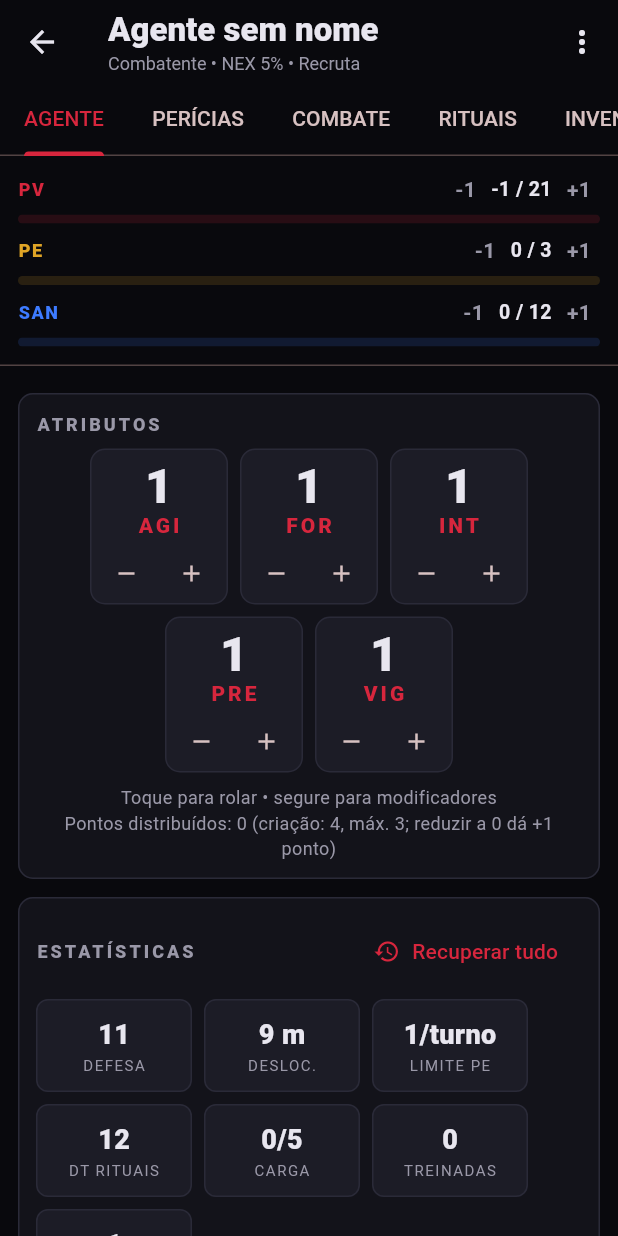
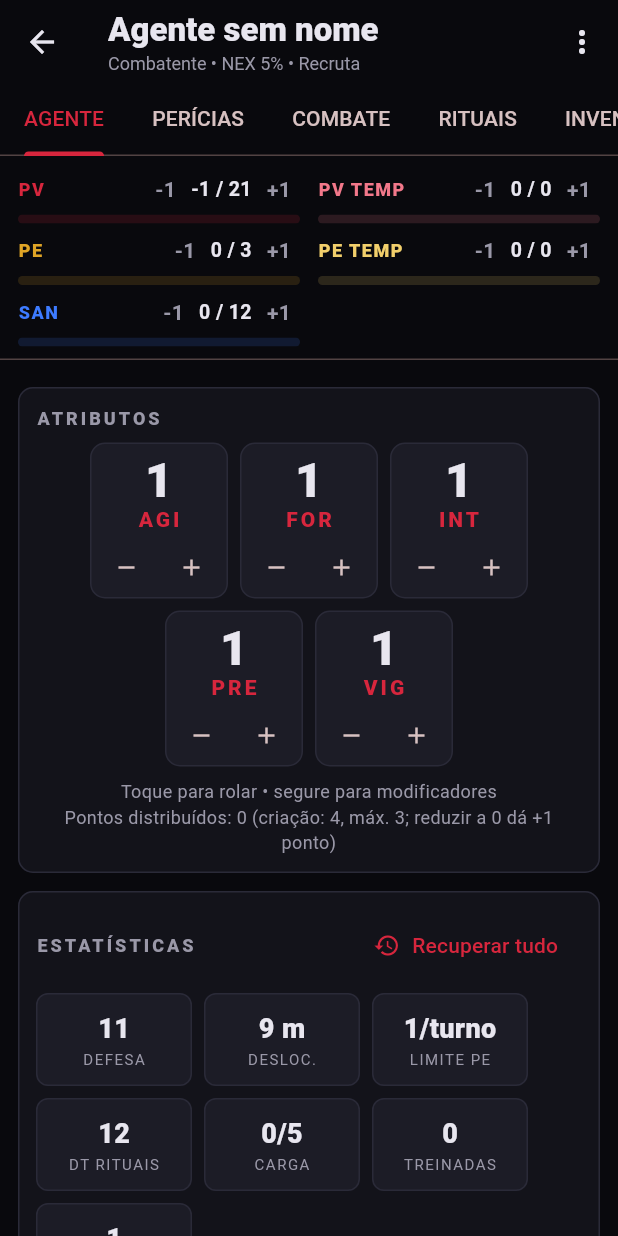
Before and after one commit to enzolealrios24-dot/P.A.U, a Flutter app: the TelaFicha screen opened directly with empty values, after a tap on "-1", on a phone screen of 412 x 824 dp. Run offline on Flutter 3.47's test engine with Material 3 defaults, Android fonts, the phone set to English and light mode, and no system bars; our stand-ins replace cloud_firestore, firebase_auth, firebase_core; accounts and stored records are empty.

Commit message:
Barras de PV e PE/PD temporários na ficha
A ficha ganha as barras PV TEMP e PE TEMP (PD TEMP sem sanidade). Dano,
custo de ritual e o dano em grupo do mestre gastam primeiro os pontos
temporários. O escudo mostra as barras quando há temporários e os
cartões da tela inicial mostram o valor extra.

Co-Authored-By: Claude Opus 5.5 <noreply@anthropic.com>

```diff
--- a/lib/core/theme.dart
+++ b/lib/core/theme.dart
@@ -13,6 +13,10 @@ class Cores {
   static const pe = Color(0xFFE0A526);
   static const san = Color(0xFF3D7BFF);
   static const pd = Color(0xFF9B59E0);
+  // Pontos temporários: tons mais claros das barras de origem.
+  static const pvTemp = Color(0xFFF2788A);
+  static const peTemp = Color(0xFFF2CF6B);
+  static const pdTemp = Color(0xFFC79BF2);
   static const ok = Color(0xFF3DBE7A);
 
   static Color elemento(String? e) {
--- a/lib/data/models.dart
+++ b/lib/data/models.dart
@@ -63,6 +63,13 @@ class Ficha {
   int get sanAtual => asInt(d['sanAtual']);
   int get pdAtual => asInt(d['pdAtual']);
 
+  /// Pontos temporários: PV e PE (ou PD, sem sanidade). Os "Max" guardam
+  /// quanto foi ganho, só para o tamanho da barra.
+  int get pvTemp => asInt(d['pvTemp']);
+  int get peTemp => asInt(d['peTemp']);
+  int get pvTempMax => asInt(d['pvTempMax']);
+  int get peTempMax => asInt(d['peTempMax']);
+
   Map<String, dynamic> get bonus => asMap(d['bonus']);
   int b(String k) => asInt(bonus[k]);
 
--- a/lib/data/repo.dart
+++ b/lib/data/repo.dart
@@ -90,6 +90,42 @@ class Repo {
       _w(chars.doc(id).update({campo: valor}));
 
   static void setVarios(String id, Json m) => _w(chars.doc(id).update(m));
+
+  /// Muda PV, PE, SAN ou PD. Quando o valor cai (dano, custo de ritual),
+  /// os pontos temporários são gastos antes: PV temporário para PV e PE/PD
+  /// temporário para PE ou PD.
+  static void mudarPontos(Ficha f, String campo, int novo) {
+    const temporario = {
+      'pvAtual': 'pvTemp',
+      'peAtual': 'peTemp',
+      'pdAtual': 'peTemp',
+    };
+    final temp = temporario[campo];
+    final atual = asInt(f.d[campo]);
+    final t = temp == null ? 0 : asInt(f.d[temp]);
+    if (temp == null || novo >= atual || t <= 0) {
+      set(f.id, campo, novo);
+      return;
+    }
+    final perda = atual - novo;
+    final doTemp = perda < t ? perda : t;
+    setVarios(f.id, {
+      campo: atual - (perda - doTemp),
+      temp: t - doTemp,
+      if (t - doTemp == 0) '${temp}Max': 0,
+    });
+  }
+
+  /// Ajusta PV ou PE/PD temporários ('pvTemp' ou 'peTemp'). A barra cresce
+  /// até o maior valor ganho e volta a zero quando eles acabam.
+  static void mudarTemporario(Ficha f, String temp, int novo) {
+    final v = novo < 0 ? 0 : novo;
+    final max = asInt(f.d['${temp}Max']);
+    setVarios(f.id, {
+      temp: v,
+      '${temp}Max': v == 0 ? 0 : (v > max ? v : max),
+    });
+  }
 
   static void apagarFicha(String id) => _w(chars.doc(id).delete());
 
--- a/lib/screens/home.dart
+++ b/lib/screens/home.dart
@@ -191,11 +191,11 @@ class CartaoAgente extends StatelessWidget {
                       style: TextStyle(color: Cores.roxo, fontSize: 12)),
                 ),
               const SizedBox(height: 8),
-              _mini('PV', ficha.pvAtual, c.pvMax, Cores.pv),
+              _mini('PV', ficha.pvAtual, c.pvMax, Cores.pv, temp: ficha.pvTemp),
               if (c.determinacao)
-                _mini('PD', ficha.pdAtual, c.pdMax, Cores.pd)
+                _mini('PD', ficha.pdAtual, c.pdMax, Cores.pd, temp: ficha.peTemp)
               else ...[
-                _mini('PE', ficha.peAtual, c.peMax, Cores.pe),
+                _mini('PE', ficha.peAtual, c.peMax, Cores.pe, temp: ficha.peTemp),
                 _mini('SAN', ficha.sanAtual, c.sanMax, Cores.san),
               ],
             ],
@@ -205,7 +205,7 @@ class CartaoAgente extends StatelessWidget {
     );
   }
 
-  Widget _mini(String r, int a, int m, Color cor) => Padding(
+  Widget _mini(String r, int a, int m, Color cor, {int temp = 0}) => Padding(
         padding: const EdgeInsets.only(top: 3),
         child: Row(children: [
           SizedBox(
@@ -225,8 +225,8 @@ class CartaoAgente extends StatelessWidget {
             ),
           ),
           SizedBox(
-              width: 60,
-              child: Text('$a/$m',
+              width: 80,
+              child: Text(temp > 0 ? '$a/$m +$temp' : '$a/$m',
                   textAlign: TextAlign.right,
                   style: const TextStyle(fontSize: 12))),
         ]),
--- a/lib/screens/master/combate.dart
+++ b/lib/screens/master/combate.dart
@@ -254,7 +254,7 @@ class _LinhaIniciativa extends StatelessWidget {
           max: c.pvMax,
           cor: Cores.pv,
           compacta: true,
-          aoMudar: (v) => Repo.set(f.id, 'pvAtual', v));
+          aoMudar: (v) => Repo.mudarPontos(f, 'pvAtual', v));
       conds = f.condicoes;
     } else if (a != null) {
       final id = asStr(entrada['ref']);
--- a/lib/screens/sheet/rolar.dart
+++ b/lib/screens/sheet/rolar.dart
@@ -93,10 +93,11 @@ class CtxFicha {
           content: Text(
               'Custo $custo maior que seu limite de ${calc.determinacao ? 'PD' : 'PE'} por turno (${calc.limitePE}).')));
     }
+    // O custo sai primeiro dos PE/PD temporários.
     if (calc.determinacao) {
-      Repo.set(f.id, 'pdAtual', f.pdAtual - custo);
+      Repo.mudarPontos(f, 'pdAtual', f.pdAtual - custo);
     } else {
-      Repo.set(f.id, 'peAtual', f.peAtual - custo);
+      Repo.mudarPontos(f, 'peAtual', f.peAtual - custo);
     }
     final danoExpr = asStr(ritual[forma == 'Padrão'
         ? 'dano'
--- a/lib/screens/sheet/sheet_screen.dart
+++ b/lib/screens/sheet/sheet_screen.dart
@@ -164,6 +164,7 @@ class BarrasTopo extends StatelessWidget {
   Widget build(BuildContext context) {
     final f = ctx.f;
     final c = ctx.calc;
+    final pd = c.determinacao;
     final barras = <Widget>[
       BarraStatus(
           rotulo: 'PV',
@@ -171,23 +172,29 @@ class BarrasTopo extends StatelessWidget {
           max: c.pvMax,
           cor: Cores.pv,
           compacta: true,
-          aoMudar: (v) => Repo.set(f.id, 'pvAtual', v)),
-      if (c.determinacao)
-        BarraStatus(
-            rotulo: 'PD',
-            atual: f.pdAtual,
-            max: c.pdMax,
-            cor: Cores.pd,
-            compacta: true,
-            aoMudar: (v) => Repo.set(f.id, 'pdAtual', v))
-      else ...[
-        BarraStatus(
-            rotulo: 'PE',
-            atual: f.peAtual,
-            max: c.peMax,
-            cor: Cores.pe,
-            compacta: true,
-            aoMudar: (v) => Repo.set(f.id, 'peAtual', v)),
+          aoMudar: (v) => Repo.mudarPontos(f, 'pvAtual', v)),
+      BarraStatus(
+          rotulo: 'PV TEMP',
+          atual: f.pvTemp,
+          max: f.pvTempMax < f.pvTemp ? f.pvTemp : f.pvTempMax,
+          cor: Cores.pvTemp,
+          compacta: true,
+          aoMudar: (v) => Repo.mudarTemporario(f, 'pvTemp', v)),
+      BarraStatus(
+          rotulo: pd ? 'PD' : 'PE',
+          atual: pd ? f.pdAtual : f.peAtual,
+          max: pd ? c.pdMax : c.peMax,
+          cor: pd ? Cores.pd : Cores.pe,
+          compacta: true,
+          aoMudar: (v) => Repo.mudarPontos(f, pd ? 'pdAtual' : 'peAtual', v)),
+      BarraStatus(
+          rotulo: pd ? 'PD TEMP' : 'PE TEMP',
+          atual: f.peTemp,
+          max: f.peTempMax < f.peTemp ? f.peTemp : f.peTempMax,
+          cor: pd ? Cores.pdTemp : Cores.peTemp,
+          compacta: true,
+          aoMudar: (v) => Repo.mudarTemporario(f, 'peTemp', v)),
+      if (!pd)
         BarraStatus(
             rotulo: 'SAN',
             atual: f.sanAtual,
@@ -195,25 +202,17 @@ class BarrasTopo extends StatelessWidget {
             cor: Cores.san,
             compacta: true,
             aoMudar: (v) => Repo.set(f.id, 'sanAtual', v)),
-      ],
     ];
     return Padding(
       padding: const EdgeInsets.fromLTRB(12, 8, 12, 8),
       child: Column(
         children: [
           LayoutBuilder(builder: (context, cons) {
-            if (cons.maxWidth < 560) {
-              return Column(children: [
-                for (final b in barras)
-                  Padding(
-                      padding: const EdgeInsets.only(bottom: 4), child: b),
-              ]);
-            }
-            return Row(children: [
-              for (var i = 0; i < barras.length; i++) ...[
-                if (i > 0) const SizedBox(width: 12),
-                Expanded(child: barras[i]),
-              ]
+            // Quantas barras cabem lado a lado (cada uma precisa de ~190px).
+            final colunas = (cons.maxWidth / 190).floor().clamp(1, barras.length);
+            final largura = (cons.maxWidth - 12 * (colunas - 1)) / colunas;
+            return Wrap(spacing: 12, runSpacing: 4, children: [
+              for (final b in barras) SizedBox(width: largura, child: b),
             ]);
           }),
           if (f.condicoes.isNotEmpty)
```
Also changed, not shown: lib/screens/master/master_screen.dart (+26 -5 lines).
